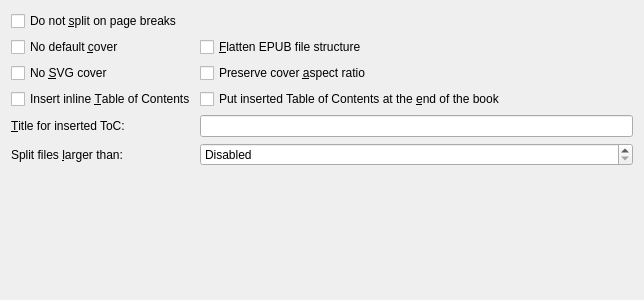
Above: src/calibre/gui2/convert/epub_output.ui from debian-calibre/calibre before the change. Below: the same form after it.
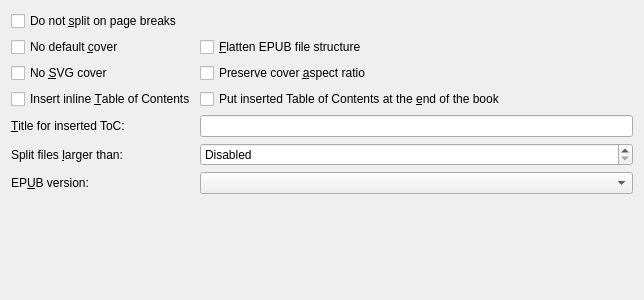
That is the form after the change.

Commit message: New upstream version 3.24.0+dfsg

```diff
--- a/src/calibre/gui2/convert/epub_output.ui
+++ b/src/calibre/gui2/convert/epub_output.ui
@@ -50,7 +50,7 @@
      </property>
     </widget>
    </item>
-   <item row="6" column="0">
+   <item row="7" column="0">
     <spacer name="verticalSpacer">
      <property name="orientation">
       <enum>Qt::Vertical</enum>
@@ -118,6 +118,19 @@
    <item row="4" column="1">
     <widget class="QLineEdit" name="opt_toc_title"/>
    </item>
+   <item row="6" column="0">
+    <widget class="QLabel" name="label_3">
+     <property name="text">
+      <string>EP&amp;UB version:</string>
+     </property>
+     <property name="buddy">
+      <cstring>opt_epub_version</cstring>
+     </property>
+    </widget>
+   </item>
+   <item row="6" column="1">
+    <widget class="QComboBox" name="opt_epub_version"/>
+   </item>
   </layout>
  </widget>
  <resources/>
```
The commit also changes 823 other files.
